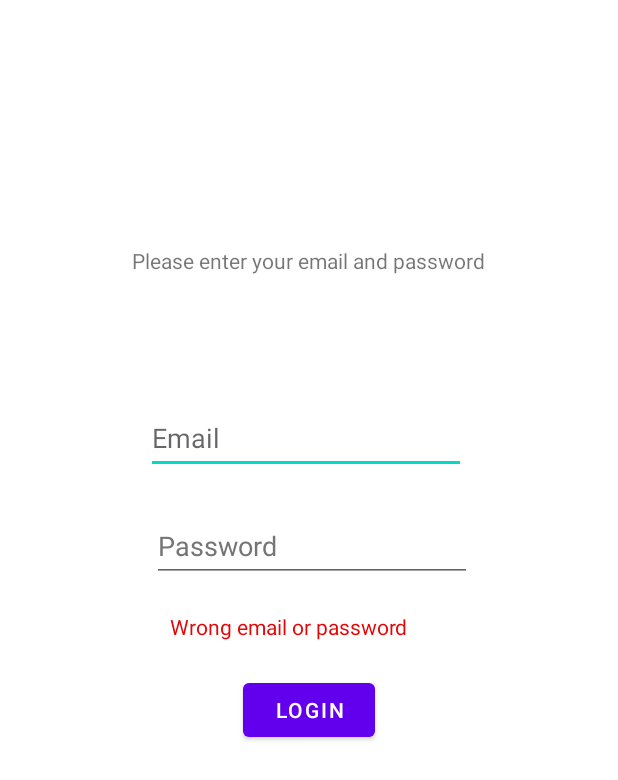
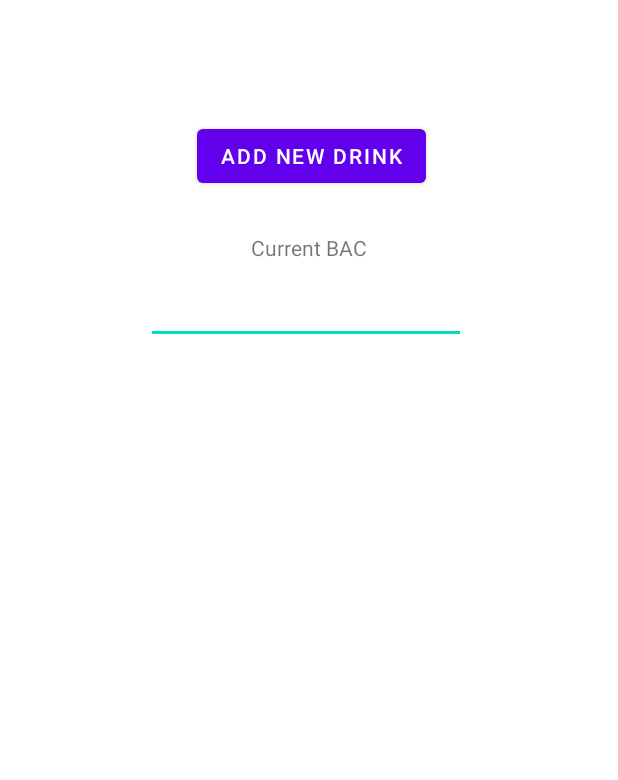
Before and after one commit to Sindahlof/BAC, an Android app: the layout activity_main.xml on its own in the app's theme, with its tools: preview values and no code run, on a phone screen of 412 x 824 dp. Shown: the top 780 px of the screen. Run offline under Robolectric (Android 15) with nearby library versions, the phone set to English and light mode, and no system bars.

Commit message:
Made an add info screen
it is not working properly and can't write to the specified file yet, will fix this later

```diff
--- a/app/src/main/java/com/example/bac/MainActivity.java
+++ b/app/src/main/java/com/example/bac/LoginScreen.java
@@ -9,7 +9,7 @@ import android.widget.Button;
 import android.widget.EditText;
 import android.widget.TextView;
 
-public class MainActivity extends AppCompatActivity {
+public class LoginScreen extends AppCompatActivity {
 
     private EditText email;
     private EditText password;
@@ -19,7 +19,7 @@ public class MainActivity extends AppCompatActivity {
     @Override
     protected void onCreate(Bundle savedInstanceState) {
         super.onCreate(savedInstanceState);
-        setContentView(R.layout.activity_main);
+        setContentView(R.layout.activity_login);
 
         this.email = (EditText) findViewById(R.id.editTextTextEmailAddress);
         this.password = (EditText) findViewById(R.id.editTextTextPassword);
@@ -33,7 +33,7 @@ public class MainActivity extends AppCompatActivity {
         String password = "1234";
 
         if (this.email.getText().toString().compareTo(email) == 0 && this.password.getText().toString().compareTo(password) == 0) {
-            Intent intent = new Intent(this, activity2.class);
+            Intent intent = new Intent(this, MainScreen.class);
             startActivity(intent);
         } else {
             this.wrongLogin.setVisibility(View.VISIBLE);
--- a/app/src/main/res/layout/activity_main.xml
+++ b/app/src/main/res/layout/activity_main.xml
@@ -4,71 +4,37 @@
     xmlns:tools="http://schemas.android.com/tools"
     android:layout_width="match_parent"
     android:layout_height="match_parent"
-    tools:context=".MainActivity">
+    tools:context=".MainScreen">
 
     <Button
-        android:id="@+id/button"
+        android:id="@+id/addNewDrink"
         android:layout_width="wrap_content"
         android:layout_height="wrap_content"
-        android:layout_marginTop="449dp"
-        android:layout_marginEnd="162dp"
-        android:onClick="loginIO"
-        android:text="Login"
+        android:layout_marginTop="80dp"
+        android:layout_marginEnd="128dp"
+        android:onClick="newDrinkHandler"
+        android:text="Add new drink"
         app:layout_constraintEnd_toEndOf="parent"
         app:layout_constraintTop_toTopOf="parent" />
 
     <TextView
-        android:id="@+id/textView"
+        android:id="@+id/textView3"
         android:layout_width="wrap_content"
         android:layout_height="wrap_content"
-        android:layout_marginTop="164dp"
-        android:text="@string/please_enter_your_email_and_password"
+        android:layout_marginTop="155dp"
+        android:layout_marginEnd="167dp"
+        android:text="Current BAC"
         app:layout_constraintEnd_toEndOf="parent"
-        app:layout_constraintHorizontal_bias="0.497"
-        app:layout_constraintStart_toStartOf="parent"
         app:layout_constraintTop_toTopOf="parent" />
 
     <EditText
-        android:id="@+id/editTextTextEmailAddress"
+        android:id="@+id/bacNumber"
         android:layout_width="wrap_content"
         android:layout_height="wrap_content"
-        android:layout_marginStart="100dp"
-        android:layout_marginTop="268dp"
+        android:layout_marginTop="184dp"
         android:layout_marginEnd="101dp"
         android:ems="10"
-        android:hint="@string/email"
-        android:inputType="textEmailAddress"
-        android:minHeight="48dp"
-        app:layout_constraintEnd_toEndOf="parent"
-        app:layout_constraintHorizontal_bias="1.0"
-        app:layout_constraintStart_toStartOf="parent"
-        app:layout_constraintTop_toTopOf="parent" />
-
-    <EditText
-        android:id="@+id/editTextTextPassword"
-        android:layout_width="wrap_content"
-        android:layout_height="wrap_content"
-        android:layout_marginStart="101dp"
-        android:layout_marginTop="340dp"
-        android:layout_marginEnd="49dp"
-        android:ems="10"
-        android:hint="@string/password"
-        android:inputType="textPassword"
-        android:minHeight="48dp"
-        android:textColorHint="#757575"
-        app:layout_constraintEnd_toEndOf="parent"
-        app:layout_constraintHorizontal_bias="0.0"
-        app:layout_constraintStart_toStartOf="parent"
-        app:layout_constraintTop_toTopOf="parent" />
-
-    <TextView
-        android:id="@+id/textView2"
-        android:layout_width="wrap_content"
-        android:layout_height="wrap_content"
-        android:layout_marginTop="408dp"
-        android:layout_marginEnd="140dp"
-        android:text="@string/wrong_email_or_password"
-        android:textColor="#E40606"
+        android:inputType="numberDecimal"
         app:layout_constraintEnd_toEndOf="parent"
         app:layout_constraintTop_toTopOf="parent" />
 </androidx.constraintlayout.widget.ConstraintLayout>
--- a/app/src/main/res/values/strings.xml
+++ b/app/src/main/res/values/strings.xml
@@ -7,4 +7,9 @@
     <string name="email">Email</string>
     <string name="password">Password</string>
     <string name="wrong_email_or_password">Wrong email or password</string>
+
+        <string-array name="genders">
+            <item>Female</item>
+            <item>Male</item>
+        </string-array>
 </resources>
```
Also changed, not shown: app/src/main/AndroidManifest.xml (+5 -2 lines), app/src/main/java/com/example/bac/MainScreen.java (added, +42 -0 lines), app/src/main/java/com/example/bac/NeedsGenderWeight.java (added, +46 -0 lines), app/src/main/java/com/example/bac/activity2.java (deleted, +0 -14 lines), app/src/main/res/layout/activity_2.xml (deleted, +0 -18 lines), app/src/main/res/layout/activity_login.xml (added, +74 -0 lines), app/src/main/res/layout/activity_needsgenderweight.xml (added, +53 -0 lines), 1 other file.
